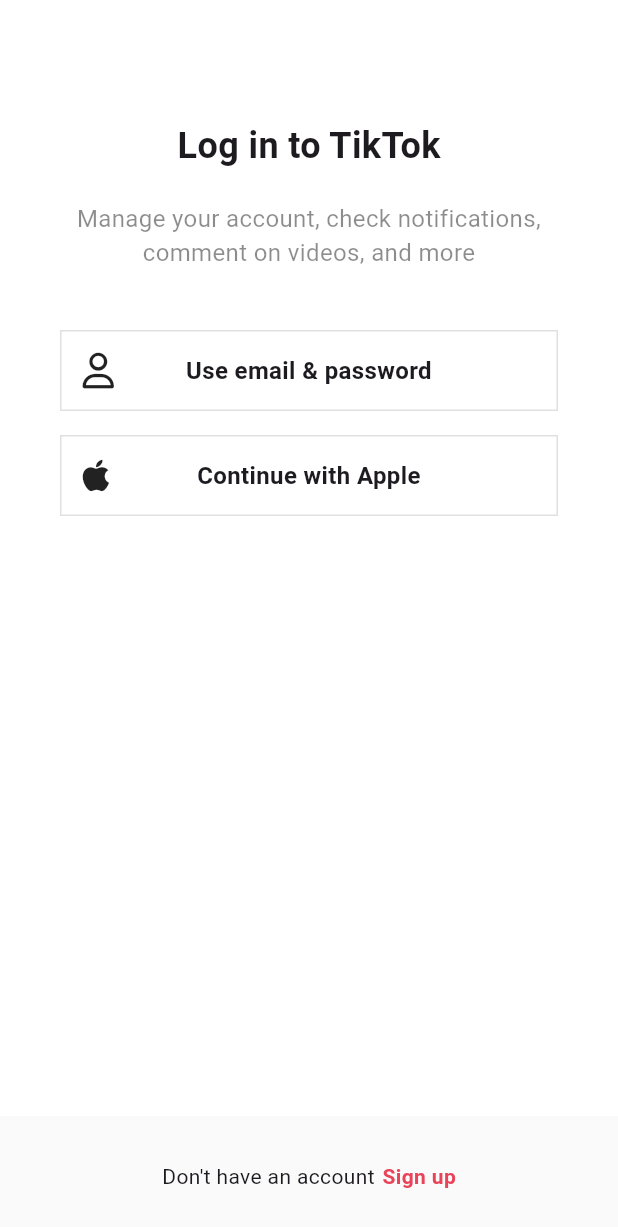
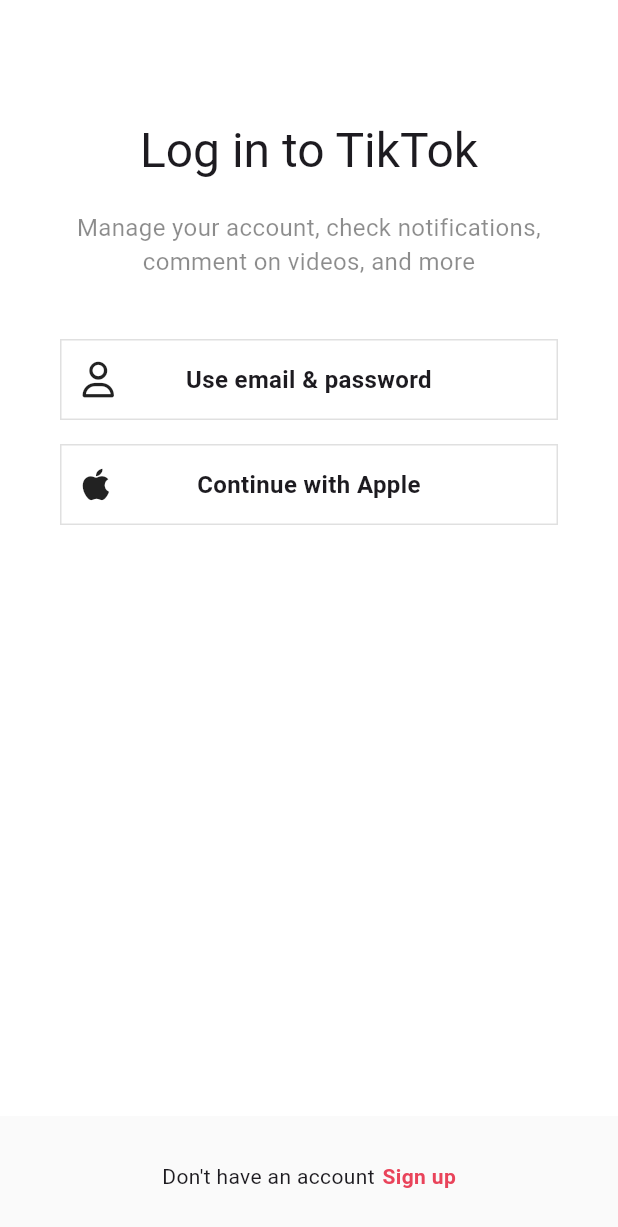
Before and after one commit to RoJaebl/flutter-tiktok, a Flutter app: the screen it shows after launch, after a tap on "Log in", on a phone screen of 412 x 824 dp. Shown: the top 1227 px of the screen. Run offline on Flutter 3.47's test engine with Material 3 defaults, Android fonts, the phone set to English and light mode, and no system bars; our stand-ins replace font_awesome_flutter, google_fonts, video_player, visibility_detector; network calls fail.

Commit message:
:hammer: #15.2 TextTheme

```diff
--- a/lib/features/authentication/login_screen.dart
+++ b/lib/features/authentication/login_screen.dart
@@ -1,157 +1,76 @@
 import 'package:flutter/material.dart';
-
 import 'package:font_awesome_flutter/font_awesome_flutter.dart';
-
 import 'package:tiktok_clone/constants/gaps.dart';
-
 import 'package:tiktok_clone/constants/sizes.dart';
-
 import 'package:tiktok_clone/features/authentication/login_form_screen.dart';
-
 import 'package:tiktok_clone/features/authentication/widgets/auth_button.dart';
-
 import 'package:tiktok_clone/shared/slide_route.dart';
 
-
 class LoginScreen extends StatelessWidget {
-
   const LoginScreen({super.key});
-
 
   void _onSignUpTap(BuildContext context) => Navigator.of(context).pop();
 
-
   void _onEmailLoginTap(BuildContext context) => Navigator.of(context).push(
-
         slideRoute(screen: const LoginFormScreen()),
-
       );
 
-
   @override
-
   Widget build(BuildContext context) {
-
     return Scaffold(
-
       body: SafeArea(
-
         child: Padding(
-
           padding: const EdgeInsets.symmetric(horizontal: Sizes.size40),
-
           child: Column(
-
             children: [
-
               Gaps.v80,
-
+              Text("Log in to TikTok",
+                  style: Theme.of(context).textTheme.headlineLarge),
+              Gaps.v20,
               const Text(
-
-                "Log in to TikTok",
-
+                "Manage your account, check notifications, comment on videos, and more",
                 style: TextStyle(
-
-                  fontSize: Sizes.size24,
-
-                  fontWeight: FontWeight.w700,
-
+                  fontSize: Sizes.size16,
+                  color: Colors.black45,
                 ),
-
+                textAlign: TextAlign.center,
               ),
-
-              Gaps.v20,
-
-              const Text(
-
-                "Manage your account, check notifications, comment on videos, and more",
-
-                style: TextStyle(
-
-                  fontSize: Sizes.size16,
-
-                  color: Colors.black45,
-
+              Gaps.v40,
+              AuthButton(
+                  onTap: () => _onEmailLoginTap(context),
+                  icon: const FaIcon(FontAwesomeIcons.user),
+                  text: "Use email & password"),
+              Gaps.v16,
+              const AuthButton(
+                  icon: FaIcon(FontAwesomeIcons.apple),
+                  text: "Continue with Apple"),
+            ],
+          ),
+        ),
+      ),
+      bottomNavigationBar: BottomAppBar(
+        color: Colors.grey.shade50,
+        elevation: 2,
+        child: Padding(
+          padding: const EdgeInsets.symmetric(vertical: Sizes.size14),
+          child: Row(
+            mainAxisAlignment: MainAxisAlignment.center,
+            children: [
+              const Text("Don't have an account"),
+              Gaps.h5,
+              GestureDetector(
+                onTap: () => _onSignUpTap(context),
+                child: Text(
+                  "Sign up",
+                  style: TextStyle(
+                      color: Theme.of(context).primaryColor,
+                      fontWeight: FontWeight.w700),
                 ),
-
-                textAlign: TextAlign.center,
-
               ),
-
-              Gaps.v40,
-
-              AuthButton(
-
-                  onTap: () => _onEmailLoginTap(context),
-
-                  icon: const FaIcon(FontAwesomeIcons.user),
-
-                  text: "Use email & password"),
-
-              Gaps.v16,
-
-              const AuthButton(
-
-                  icon: FaIcon(FontAwesomeIcons.apple),
-
-                  text: "Continue with Apple"),
-
             ],
-
           ),
-
         ),
-
       ),
-
-      bottomNavigationBar: BottomAppBar(
-
-        color: Colors.grey.shade50,
-
-        elevation: 2,
-
-        child: Padding(
-
-          padding: const EdgeInsets.symmetric(vertical: Sizes.size14),
-
-          child: Row(
-
-            mainAxisAlignment: MainAxisAlignment.center,
-
-            children: [
-
-              const Text("Don't have an account"),
-
-              Gaps.h5,
-
-              GestureDetector(
-
-                onTap: () => _onSignUpTap(context),
-
-                child: Text(
-
-                  "Sign up",
-
-                  style: TextStyle(
-
-                      color: Theme.of(context).primaryColor,
-
-                      fontWeight: FontWeight.w700),
-
-                ),
-
-              ),
-
-            ],
-
-          ),
-
-        ),
-
-      ),
-
     );
-
   }
-
 }
--- a/lib/features/authentication/sign_up_screen.dart
+++ b/lib/features/authentication/sign_up_screen.dart
@@ -44,21 +44,19 @@ class SignUpScreen extends StatelessWidget {
               child: Column(
                 children: [
                   Gaps.v80,
-                  const Text(
+                  Text(
                     "Sign up for TikTok",
-                    style: TextStyle(
-                      fontSize: Sizes.size24,
-                      fontWeight: FontWeight.w700,
-                    ),
+                    style: Theme.of(context)
+                        .textTheme
+                        .headlineSmall!
+                        .copyWith(color: Colors.red),
                   ),
                   Gaps.v20,
-                  const Opacity(
+                  Opacity(
                     opacity: 0.7,
                     child: Text(
                       "Create a profile, follow other accounts, make your own videos, and more",
-                      style: TextStyle(
-                        fontSize: Sizes.size16,
-                      ),
+                      style: Theme.of(context).textTheme.titleMedium,
                       textAlign: TextAlign.center,
                     ),
                   ),
--- a/lib/main.dart
+++ b/lib/main.dart
@@ -1,6 +1,7 @@
 import 'package:flutter/material.dart';
 import 'package:flutter/services.dart';
 import 'package:font_awesome_flutter/font_awesome_flutter.dart';
+import 'package:google_fonts/google_fonts.dart';
 
 import 'package:tiktok_clone/constants/sizes.dart';
 import 'package:tiktok_clone/features/authentication/sign_up_screen.dart';
@@ -32,6 +33,71 @@ class TikTokApp extends StatelessWidget {
       themeMode: ThemeMode.system,
       theme: ThemeData(
         brightness: Brightness.light,
+        textTheme: TextTheme(
+          displayLarge: GoogleFonts.openSans(
+            fontSize: 96,
+            fontWeight: FontWeight.w300,
+            letterSpacing: -1.5,
+          ),
+          displayMedium: GoogleFonts.openSans(
+            fontSize: 60,
+            fontWeight: FontWeight.w300,
+            letterSpacing: -0.5,
+          ),
+          displaySmall: GoogleFonts.openSans(
+            fontSize: 48,
+            fontWeight: FontWeight.w400,
+          ),
+          headlineMedium: GoogleFonts.openSans(
+            fontSize: 34,
+            fontWeight: FontWeight.w400,
+            letterSpacing: 0.25,
+          ),
+          headlineSmall: GoogleFonts.openSans(
+            fontSize: 24,
+            fontWeight: FontWeight.w400,
+          ),
+          titleLarge: GoogleFonts.openSans(
+            fontSize: 20,
+            fontWeight: FontWeight.w500,
+            letterSpacing: 0.15,
+          ),
+          titleMedium: GoogleFonts.openSans(
+            fontSize: 16,
+            fontWeight: FontWeight.w400,
+            letterSpacing: 0.15,
+          ),
+          titleSmall: GoogleFonts.openSans(
+            fontSize: 14,
+            fontWeight: FontWeight.w500,
+            letterSpacing: 0.1,
+          ),
+          bodyLarge: GoogleFonts.roboto(
+            fontSize: 16,
+            fontWeight: FontWeight.w400,
+            letterSpacing: 0.5,
+          ),
+          bodyMedium: GoogleFonts.roboto(
+            fontSize: 14,
+            fontWeight: FontWeight.w400,
+            letterSpacing: 0.25,
+          ),
+          labelLarge: GoogleFonts.roboto(
+            fontSize: 14,
+            fontWeight: FontWeight.w500,
+            letterSpacing: 1.25,
+          ),
+          bodySmall: GoogleFonts.roboto(
+            fontSize: 12,
+            fontWeight: FontWeight.w400,
+            letterSpacing: 0.4,
+          ),
+          labelSmall: GoogleFonts.roboto(
+            fontSize: 10,
+            fontWeight: FontWeight.w400,
+            letterSpacing: 1.5,
+          ),
+        ),
         scaffoldBackgroundColor: Colors.white,
         primaryColor: const Color(0xffe9435a),
         textSelectionTheme: const TextSelectionThemeData(
--- a/pubspec.yaml
+++ b/pubspec.yaml
@@ -37,6 +37,7 @@ dependencies:
   font_awesome_flutter: 10.3.0
   video_player: 2.4.10
   visibility_detector: 0.3.3
+  google_fonts: 4.0.1
 
 dev_dependencies:
   flutter_test:
```
Also changed, not shown: pubspec.lock, 1 other file.
